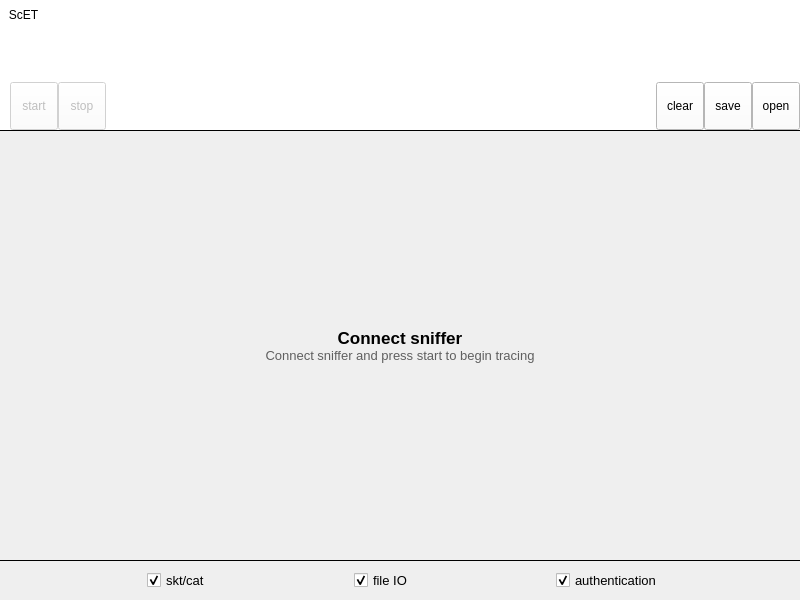
First picture: the form in ScET/Windows/MainWindow.ui, repository mourke/SIM-Card-Emulator-Tool, before the edit.
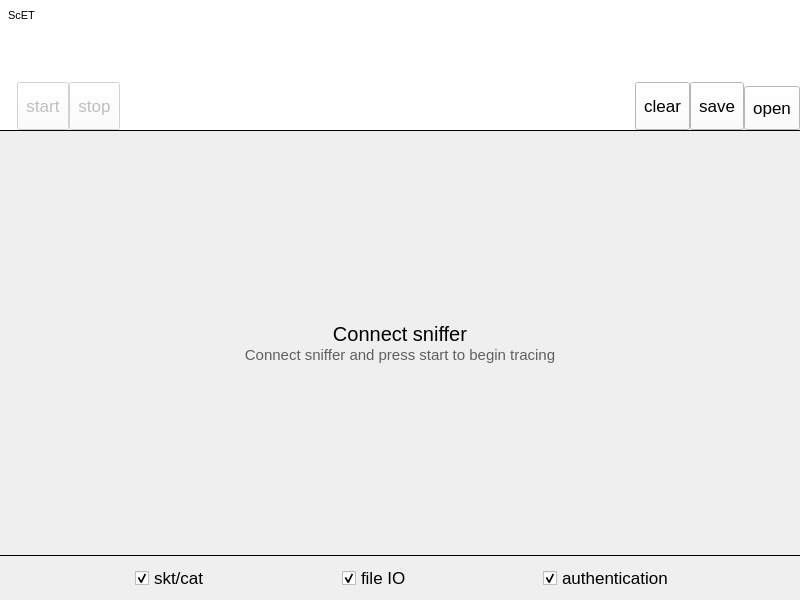
Second picture: the form after the edit. The open tabs and pages were chosen to show the change. Icons and pictures are not drawn. Custom widgets are drawn as their Qt base class.

```diff
--- a/ScET/Windows/MainWindow.ui
+++ b/ScET/Windows/MainWindow.ui
@@ -71,6 +71,14 @@
            <verstretch>0</verstretch>
           </sizepolicy>
          </property>
+         <property name="font">
+          <font>
+           <family>MS Shell Dlg 2</family>
+           <pointsize>8</pointsize>
+           <weight>50</weight>
+           <bold>false</bold>
+          </font>
+         </property>
          <property name="styleSheet">
           <string notr="true">QPushButton {
      border: none;
@@ -262,15 +270,15 @@
           </property>
           <item>
            <widget class="QLabel" name="companyLogo">
-            <property name="text">
-             <string>&lt;html&gt;&lt;head/&gt;&lt;body&gt;&lt;p&gt;&lt;img src=&quot;:/Windows/Logo&quot; width=&quot;200&quot;/&gt;&lt;/p&gt;&lt;/body&gt;&lt;/html&gt;</string>
+            <property name="pixmap">
+             <pixmap resource="../Resources/ScET.qrc">:/Windows/Company Logo Small</pixmap>
             </property>
            </widget>
           </item>
           <item>
            <widget class="QLabel" name="appLogo">
-            <property name="text">
-             <string>&lt;html&gt;&lt;head/&gt;&lt;body&gt;&lt;p&gt;&lt;img src=&quot;:/Windows/App Logo&quot; width=&quot;100&quot;/&gt;&lt;/p&gt;&lt;/body&gt;&lt;/html&gt;</string>
+            <property name="pixmap">
+             <pixmap resource="../Resources/ScET.qrc">:/Windows/App Logo</pixmap>
             </property>
            </widget>
           </item>
@@ -307,6 +315,11 @@
            <height>48</height>
           </size>
          </property>
+         <property name="font">
+          <font>
+           <pointsize>13</pointsize>
+          </font>
+         </property>
          <property name="toolTip">
           <string>Start</string>
          </property>
@@ -351,6 +364,11 @@
            <height>48</height>
           </size>
          </property>
+         <property name="font">
+          <font>
+           <pointsize>13</pointsize>
+          </font>
+         </property>
          <property name="toolTip">
           <string>Stop</string>
          </property>
@@ -389,7 +407,13 @@
         </spacer>
        </item>
        <item alignment="Qt::AlignBottom">
-        <widget class="SegmentedControl" name="segmentedControl" native="true"/>
+        <widget class="SegmentedControl" name="segmentedControl" native="true">
+         <property name="font">
+          <font>
+           <pointsize>13</pointsize>
+          </font>
+         </property>
+        </widget>
        </item>
        <item>
         <spacer name="horizontalSpacer_2">
@@ -418,6 +442,11 @@
            <height>48</height>
           </size>
          </property>
+         <property name="font">
+          <font>
+           <pointsize>13</pointsize>
+          </font>
+         </property>
          <property name="toolTip">
           <string>Clear</string>
          </property>
@@ -456,6 +485,11 @@
            <height>48</height>
           </size>
          </property>
+         <property name="font">
+          <font>
+           <pointsize>13</pointsize>
+          </font>
+         </property>
          <property name="toolTip">
           <string>Save</string>
          </property>
@@ -491,9 +525,14 @@
          <property name="minimumSize">
           <size>
            <width>48</width>
-           <height>48</height>
+           <height>44</height>
           </size>
          </property>
+         <property name="font">
+          <font>
+           <pointsize>13</pointsize>
+          </font>
+         </property>
          <property name="toolTip">
           <string>Open</string>
          </property>
@@ -506,8 +545,8 @@
          </property>
          <property name="iconSize">
           <size>
-           <width>28</width>
-           <height>28</height>
+           <width>30</width>
+           <height>30</height>
           </size>
          </property>
          <property name="toolButtonStyle">
@@ -571,6 +610,8 @@
            <font>
             <family>Courier New</family>
             <pointsize>11</pointsize>
+            <weight>50</weight>
+            <bold>false</bold>
            </font>
           </property>
           <property name="mouseTracking">
@@ -638,11 +679,11 @@
             <widget class="QLabel" name="titleLabel">
              <property name="font">
               <font>
-               <family>Segoe UI</family>
+               <pointsize>15</pointsize>
               </font>
              </property>
              <property name="text">
-              <string>&lt;html&gt;&lt;head/&gt;&lt;body&gt;&lt;p align=&quot;center&quot;&gt;&lt;img src=&quot;:/Windows/USB&quot;/&gt;&lt;/p&gt;&lt;p align=&quot;center&quot;&gt;&lt;span style=&quot; font-size:13pt; font-weight:500;&quot;&gt;Connect sniffer&lt;/span&gt;&lt;/p&gt;&lt;/body&gt;&lt;/html&gt;</string>
+              <string>&lt;html&gt;&lt;head/&gt;&lt;body&gt;&lt;p align=&quot;center&quot;&gt;&lt;img src=&quot;:/Windows/USB&quot;/&gt;&lt;/p&gt;&lt;p align=&quot;center&quot;&gt;Connect sniffer&lt;/p&gt;&lt;/body&gt;&lt;/html&gt;</string>
              </property>
             </widget>
            </item>
@@ -650,8 +691,9 @@
             <widget class="QLabel" name="subtitleLabel">
              <property name="font">
               <font>
-               <family>Segoe UI</family>
-               <pointsize>10</pointsize>
+               <pointsize>11</pointsize>
+               <weight>50</weight>
+               <bold>false</bold>
               </font>
              </property>
              <property name="styleSheet">
@@ -768,8 +810,7 @@
         <widget class="QCheckBox" name="SIMToolkitCheckBox">
          <property name="font">
           <font>
-           <family>Segoe UI</family>
-           <pointsize>10</pointsize>
+           <pointsize>13</pointsize>
           </font>
          </property>
          <property name="text">
@@ -800,8 +841,7 @@
         <widget class="QCheckBox" name="fileIOCheckBox">
          <property name="font">
           <font>
-           <family>Segoe UI</family>
-           <pointsize>10</pointsize>
+           <pointsize>13</pointsize>
           </font>
          </property>
          <property name="text">
@@ -829,10 +869,7 @@
         <widget class="QCheckBox" name="authenticationCheckBox">
          <property name="font">
           <font>
-           <family>Segoe UI</family>
-           <pointsize>10</pointsize>
-           <weight>50</weight>
-           <bold>false</bold>
+           <pointsize>13</pointsize>
           </font>
          </property>
          <property name="text">
```
